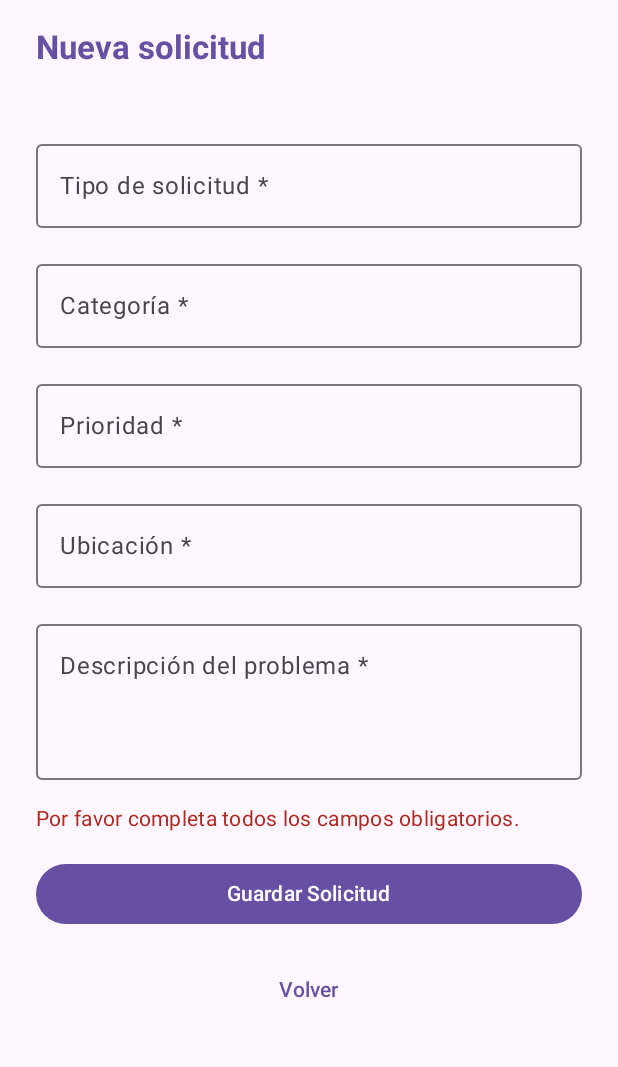
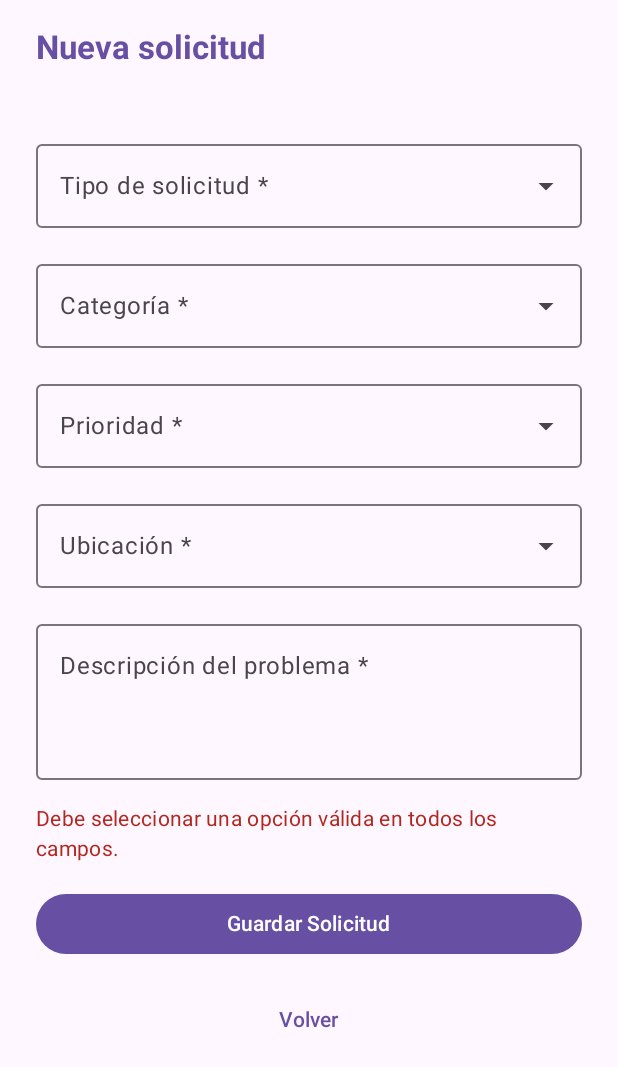
Before and after one commit to Antoogg/PanalSuite, an Android app built with Jetpack Compose: the CreateTicketScreen screen opened through its navigation route, after a tap on "Guardar Solicitud", on a phone screen of 412 x 824 dp. Shown: the top 1067 px of the screen. Run offline under Robolectric (Android 15) with nearby library versions, the phone set to English and light mode, and no system bars.

Commit message:
feat: mejorar formulario de solicitudes y ajustes menores

```diff
--- a/app/src/main/java/com/example/panalsuite/data/local/dao/TicketDao.kt
+++ b/app/src/main/java/com/example/panalsuite/data/local/dao/TicketDao.kt
@@ -8,6 +8,7 @@ import com.example.panalsuite.data.local.entity.TicketEntity
 import kotlinx.coroutines.flow.Flow
 
 @Dao
+
 interface TicketDao {
 
     @Query("SELECT * FROM tickets")
--- a/app/src/main/java/com/example/panalsuite/notification/NotificationHelper.kt
+++ b/app/src/main/java/com/example/panalsuite/notification/NotificationHelper.kt
@@ -33,7 +33,7 @@ class NotificationHelper(private val context: Context) {
         val manager = context.getSystemService(Context.NOTIFICATION_SERVICE) as NotificationManager
 
         val notification = NotificationCompat.Builder(context, channelId)
-            .setSmallIcon(android.R.drawable.ic_dialog_info) // Ícono por defecto
+            .setSmallIcon(android.R.drawable.ic_dialog_info)
             .setContentTitle(title)
             .setContentText(message)
             .setPriority(NotificationCompat.PRIORITY_DEFAULT)
--- a/app/src/main/java/com/example/panalsuite/ui/CreateTicketScreen.kt
+++ b/app/src/main/java/com/example/panalsuite/ui/CreateTicketScreen.kt
@@ -1,3 +1,4 @@
+
 package com.example.panalsuite.ui
 
 import androidx.compose.foundation.layout.Arrangement
@@ -12,7 +13,11 @@ import androidx.compose.foundation.verticalScroll
 import androidx.compose.material3.Button
 import androidx.compose.material3.Card
 import androidx.compose.material3.CardDefaults
+import androidx.compose.material3.DropdownMenuItem
 import androidx.compose.material3.ExperimentalMaterial3Api
+import androidx.compose.material3.ExposedDropdownMenuBox
+import androidx.compose.material3.ExposedDropdownMenuDefaults
+import androidx.compose.material3.ExposedDropdownMenuAnchorType
 import androidx.compose.material3.MaterialTheme
 import androidx.compose.material3.OutlinedTextField
 import androidx.compose.material3.Scaffold
@@ -33,6 +38,55 @@ import com.example.panalsuite.viewmodel.TicketViewModel
 
 @OptIn(ExperimentalMaterial3Api::class)
 @Composable
+private fun TicketDropdown(
+    label: String,
+    selectedValue: String,
+    options: List<String>,
+    onValueSelected: (String) -> Unit
+) {
+    var expanded by remember { mutableStateOf(false) }
+
+    ExposedDropdownMenuBox(
+        expanded = expanded,
+        onExpandedChange = { expanded = it }
+    ) {
+        OutlinedTextField(
+            value = selectedValue,
+            onValueChange = {},
+            readOnly = true,
+            label = { Text(label) },
+            placeholder = { Text("Seleccione una opción") },
+            trailingIcon = {
+                ExposedDropdownMenuDefaults.TrailingIcon(expanded = expanded)
+            },
+            modifier = Modifier
+                .fillMaxWidth()
+                .menuAnchor(
+                    type = ExposedDropdownMenuAnchorType.PrimaryNotEditable,
+                    enabled = true
+                ),
+            singleLine = true
+        )
+
+        ExposedDropdownMenu(
+            expanded = expanded,
+            onDismissRequest = { expanded = false }
+        ) {
+            options.forEach { option ->
+                DropdownMenuItem(
+                    text = { Text(option) },
+                    onClick = {
+                        onValueSelected(option)
+                        expanded = false
+                    }
+                )
+            }
+        }
+    }
+}
+
+@OptIn(ExperimentalMaterial3Api::class)
+@Composable
 fun CreateTicketScreen(
     viewModel: TicketViewModel,
     onBack: () -> Unit = {}
@@ -41,6 +95,41 @@ fun CreateTicketScreen(
 
     val currentUser by viewModel.currentUser.collectAsState()
     val canCreate = viewModel.canCreateTicket()
+
+    val workflowOptions = listOf(
+        "Mesa de Ayuda",
+        "Gestión de Gastos",
+        "Mantenimiento",
+        "Solicitud de Recursos"
+    )
+
+    val categoryOptions = listOf(
+        "Falla de Impresora",
+        "Hardware",
+        "Software",
+        "Redes e Internet",
+        "Accesos y Contraseñas",
+        "Mantenimiento",
+        "Otros"
+    )
+
+    val priorityOptions = listOf(
+        "Baja",
+        "Media",
+        "Alta"
+    )
+
+    val locationOptions = listOf(
+        "Sucursal Ahumada",
+        "Tienda Alameda",
+        "Sucursal Oma",
+        "Sucursal Central",
+        "Sucursal Norte",
+        "Sucursal Sur",
+        "Sucursal Oriente",
+        "Casa Matriz",
+        "Centro de Distribución"
+    )
 
     var workflowType by remember { mutableStateOf("") }
     var category by remember { mutableStateOf("") }
@@ -62,8 +151,6 @@ fun CreateTicketScreen(
                         modifier = Modifier.padding(start = 8.dp),
                         fontWeight = FontWeight.Bold,
                         color = MaterialTheme.colorScheme.primary
-
-
                     )
                 }
             )
@@ -79,7 +166,9 @@ fun CreateTicketScreen(
         ) {
             if (!canCreate) {
                 Card(
-                    colors = CardDefaults.cardColors(containerColor = MaterialTheme.colorScheme.errorContainer),
+                    colors = CardDefaults.cardColors(
+                        containerColor = MaterialTheme.colorScheme.errorContainer
+                    ),
                     modifier = Modifier.fillMaxWidth()
                 ) {
                     Text(
@@ -99,52 +188,44 @@ fun CreateTicketScreen(
                     Text("Volver")
                 }
             } else {
-                OutlinedTextField(
-                    value = workflowType,
-                    onValueChange = {
+                TicketDropdown(
+                    label = "Tipo de solicitud *",
+                    selectedValue = workflowType,
+                    options = workflowOptions,
+                    onValueSelected = {
                         workflowType = it
                         errorMessage = ""
-                    },
-                    label = { Text("Tipo de solicitud *") },
-                    placeholder = { Text("Ej: Mesa de Ayuda, Gestión de Gastos") },
-                    modifier = Modifier.fillMaxWidth(),
-                    singleLine = true
+                    }
                 )
 
-                OutlinedTextField(
-                    value = category,
-                    onValueChange = {
+                TicketDropdown(
+                    label = "Categoría *",
+                    selectedValue = category,
+                    options = categoryOptions,
+                    onValueSelected = {
                         category = it
                         errorMessage = ""
-                    },
-                    label = { Text("Categoría *") },
-                    placeholder = { Text("Ej: Falla de Impresora, Hardware") },
-                    modifier = Modifier.fillMaxWidth(),
-                    singleLine = true
+                    }
                 )
 
-                OutlinedTextField(
-                    value = priority,
-                    onValueChange = {
+                TicketDropdown(
+                    label = "Prioridad *",
+                    selectedValue = priority,
+                    options = priorityOptions,
+                    onValueSelected = {
                         priority = it
                         errorMessage = ""
-                    },
-                    label = { Text("Prioridad *") },
-                    placeholder = { Text("Ej: Alta, Media, Baja") },
-                    modifier = Modifier.fillMaxWidth(),
-                    singleLine = true
+                    }
                 )
 
-                OutlinedTextField(
-                    value = location,
-                    onValueChange = {
+                TicketDropdown(
+                    label = "Ubicación *",
+                    selectedValue = location,
+                    options = locationOptions,
+                    onValueSelected = {
                         location = it
                         errorMessage = ""
-                    },
-                    label = { Text("Ubicación *") },
-                    placeholder = { Text("Ej: Sucursal Ahumada, Tienda Alameda") },
-                    modifier = Modifier.fillMaxWidth(),
-                    singleLine = true
+                    }
                 )
 
                 OutlinedTextField(
@@ -154,7 +235,9 @@ fun CreateTicketScreen(
                         errorMessage = ""
                     },
                     label = { Text("Descripción del problema *") },
-                    placeholder = { Text("Detalle la situación o requerimiento...") },
+                    placeholder = {
+                        Text("Detalle la situación o requerimiento...")
+                    },
                     modifier = Modifier.fillMaxWidth(),
                     minLines = 3
                 )
@@ -178,6 +261,22 @@ fun CreateTicketScreen(
 
                 Button(
                     onClick = {
+                        when {
+                            workflowType !in workflowOptions ||
+                                    category !in categoryOptions ||
+                                    priority !in priorityOptions ||
+                                    location !in locationOptions -> {
+                                errorMessage = "Debe seleccionar una opción válida en todos los campos."
+                                successMessage = ""
+                            }
+
+                            description.trim().length < 10 ||
+                                    !description.any { it.isLetter() } -> {
+                                errorMessage = "La descripción debe tener al menos 10 caracteres e incluir letras."
+                                successMessage = ""
+                            }
+
+                            else -> {
                                 viewModel.createTicket(
                                     context = context,
                                     workflowType = workflowType,
@@ -187,7 +286,7 @@ fun CreateTicketScreen(
                                     applicantRole = currentUser.role.name,
                                     resolverTeam = "Soporte TI",
                                     responsible = "Sin asignar",
-                            description = description,
+                                    description = description.trim(),
                                     onSuccess = {
                                         successMessage = "¡Solicitud creada exitosamente!"
                                         errorMessage = ""
@@ -202,6 +301,8 @@ fun CreateTicketScreen(
                                         successMessage = ""
                                     }
                                 )
+                            }
+                        }
                     },
                     modifier = Modifier.fillMaxWidth()
                 ) {
```
Lines whose indentation alone changed are shown as unchanged.
